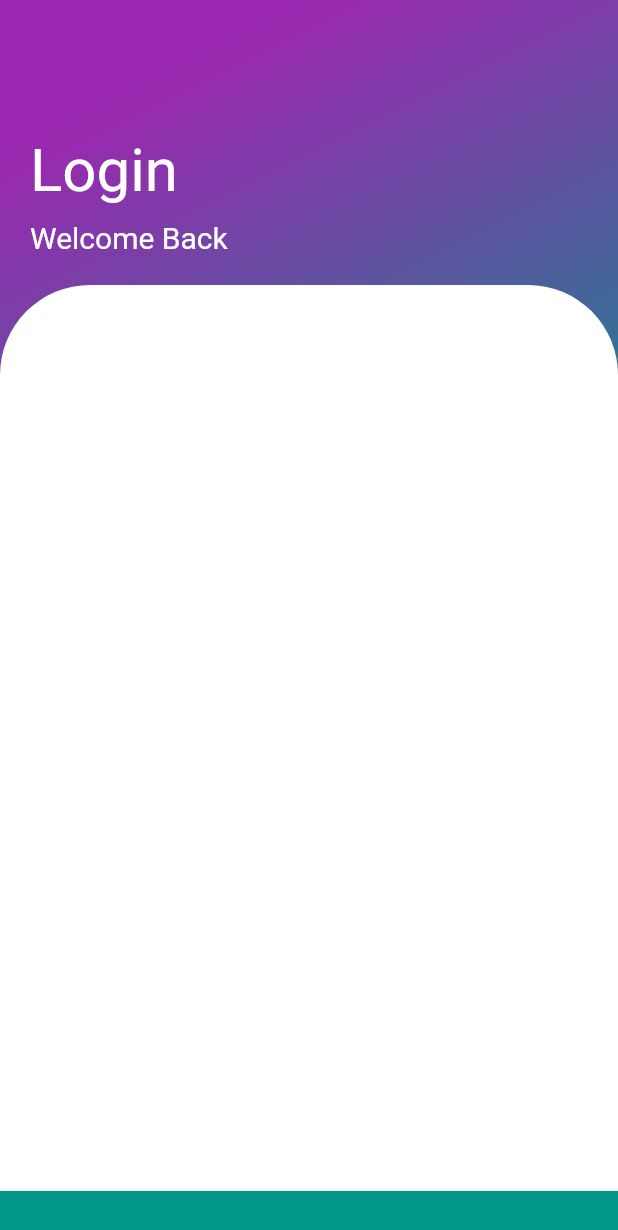
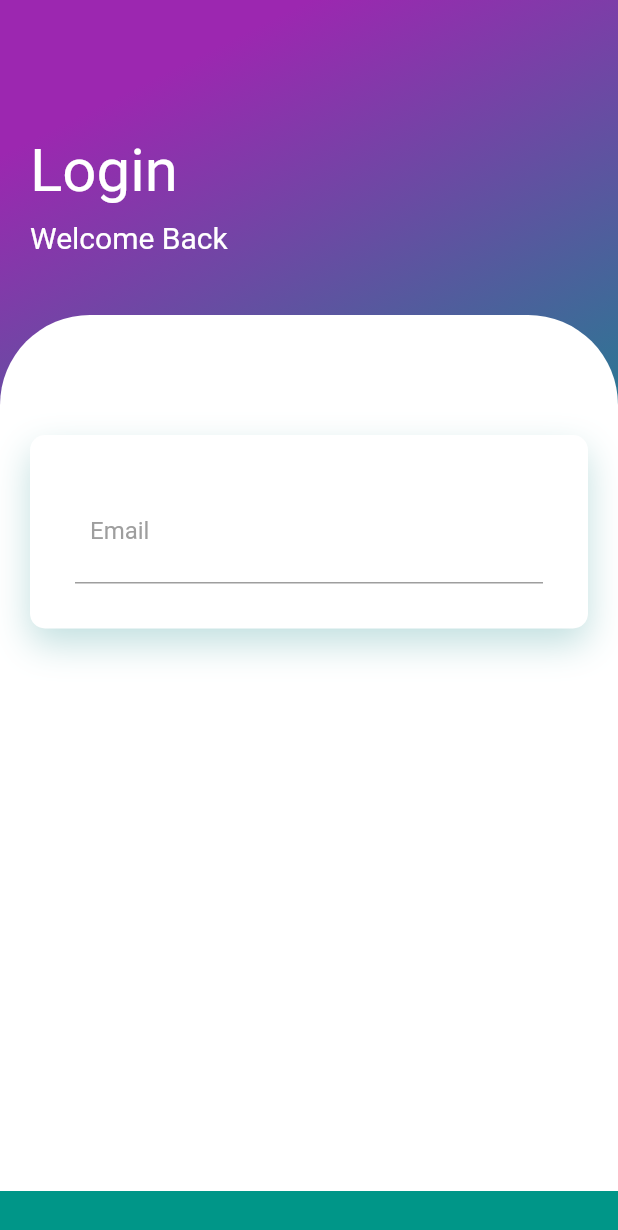
Before and after one commit to Ceren-Canbaz/loginui, a Flutter app: the screen it shows after launch, on a phone screen of 412 x 824 dp. Shown: the top 1230 px of the screen. Run offline on Flutter 3.47's test engine with Material 2 defaults, Android fonts, the phone set to English and light mode, and no system bars.

Commit message:
inputadded

```diff
--- a/lib/login.dart
+++ b/lib/login.dart
@@ -28,16 +28,55 @@ class LoginUI extends StatelessWidget {
                     'Login',
                     style:Styles.loginStyle),
                     const SizedBox(height: 10,),
-                    Text('Welcome Back',style: Styles.loginInfo,)
+                    Text('Welcome Back',style: Styles.loginInfo,),
+                      const SizedBox(height: 20,)
+
               ],),
 
               ),
               Expanded(
+
                 child: Container(
                   decoration: const BoxDecoration(
                     color: Colors.white,
                     borderRadius:BorderRadius.only(topLeft: Radius.circular(60),topRight: Radius.circular(60))
                   ),
+
+                  child:  Padding(padding:const EdgeInsets.only(top: 40,left: 20,right: 20),
+                  child: Column(children: <Widget>[
+                    const SizedBox(height: 40,),
+                    Container(
+                        padding:const EdgeInsets.all(30),
+                        decoration: BoxDecoration(
+                          color: Colors.white,
+                          borderRadius: BorderRadius.circular(10),
+
+                          boxShadow:const [BoxShadow(
+                            color: Color.fromRGBO(50, 150, 150, 0.3),
+                            blurRadius: 20,
+                            offset: Offset(0,10)
+
+                          )]
+                        ),
+                        child: Column(children: <Widget>[
+                          Container(
+                            padding: const EdgeInsets.all(10),
+                            decoration: const BoxDecoration(
+                              border: Border(bottom: BorderSide(color:Colors.grey))
+                            ),
+                            child: const TextField(
+                              decoration: InputDecoration(
+                                hintText: 'Email ',
+                                hintStyle: TextStyle(color:Colors.grey),
+                                border: InputBorder.none
+                              ),
+
+                            ),
+
+                          )
+                        ]),
+                    )
+                  ]),),
 
                 )
               )
```
